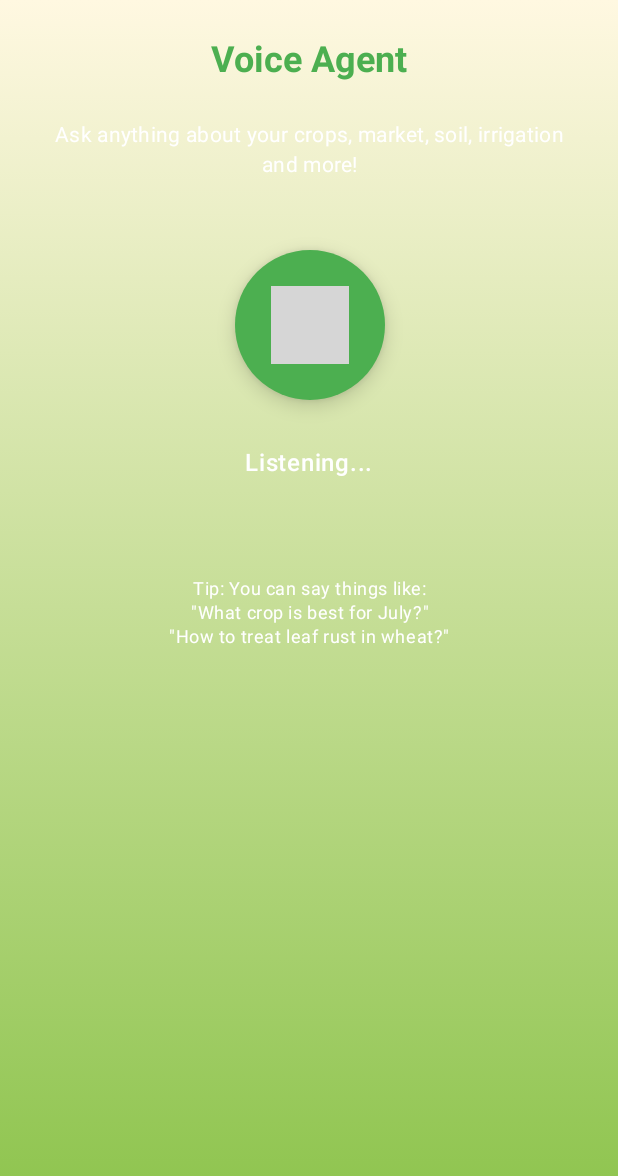
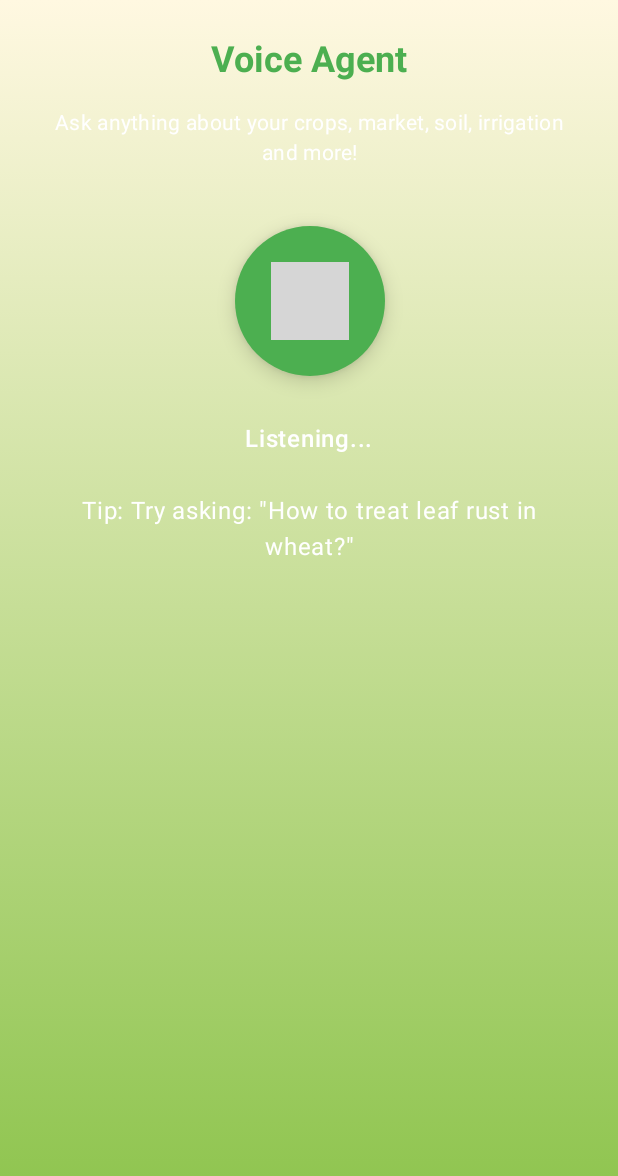
Before and after one commit to Developer-Abhimanyu/Kisan, an Android app built with Jetpack Compose: the VoiceAgentScreen screen opened through its navigation route, after a tap on "Mic", on a phone screen of 412 x 824 dp. Shown: the top 1176 px of the screen. Run offline under Robolectric (Android 15) with nearby library versions, the phone set to English and light mode, and no system bars; our stand-ins replace Dagger/Hilt's generated code; grey boxes are pictures that could not be loaded.

Commit message:
[AV] (BTS-8) Voice agent screen added

```diff
--- a/app/src/main/java/com/agentic/quartet/kisan/presentation/screens/VoiceAgentScreen.kt
+++ b/app/src/main/java/com/agentic/quartet/kisan/presentation/screens/VoiceAgentScreen.kt
@@ -36,15 +36,15 @@ import com.agentic.quartet.kisan.utils.SpeechRecognizerHelper
 import java.io.File
 import java.io.FileOutputStream
 import java.util.*
-import android.Manifest
 import android.content.Intent
 import android.content.pm.PackageManager
-import android.graphics.Color as AndroidColor
 import android.os.Build
+import androidx.annotation.RequiresApi
 import androidx.core.content.ContextCompat
 import androidx.core.content.FileProvider
 import com.agentic.quartet.kisan.data.remote.GeminiApiService
 
+@RequiresApi(Build.VERSION_CODES.VANILLA_ICE_CREAM)
 @Composable
 fun VoiceAgentScreen(onBack: () -> Unit) {
     val context = LocalContext.current
@@ -57,16 +57,14 @@ fun VoiceAgentScreen(onBack: () -> Unit) {
     val history = remember { mutableStateListOf<Pair<String, String>>() }
     var latestPdfFile by remember { mutableStateOf<File?>(null) }
 
-    val geminiApi = remember { GeminiApiService(apiKey = "AIzaSyBqs-vJieMml-dXi9O0hA_NVFlsGGbfoNU") }
+    val geminiApi = remember { GeminiApiService(apiKey = "") }
 
     val tts = remember {
         TextToSpeech(context) { status ->
             if (status != TextToSpeech.SUCCESS) {
                 Toast.makeText(context, "TTS init failed", Toast.LENGTH_SHORT).show()
             }
-        }.apply {
-            language = Locale.US
-        }
+        }.apply { language = Locale.US }
     }
 
     val speechHelper = remember {
@@ -79,19 +77,12 @@ fun VoiceAgentScreen(onBack: () -> Unit) {
                 aiResponse = ""
                 scope.launch {
                     delay(100)
-                    try {
-                        val response = geminiApi.getPriceAdvice(result)
-                        aiResponse = response
-                        history.add(userQuery to response)
-                        if (history.size > 5) history.removeAt(history.lastIndex)
-                    } catch (e: Exception) {
-                        aiResponse = "⚠️ Failed to get response. Check internet or API key."
-                        e.printStackTrace()
-                    } finally {
+                    aiResponse = geminiApi.getPriceAdvice(result)
+                    history.add(0, userQuery to aiResponse)
+                    if (history.size > 5) history.removeLast()
                     delay(3000)
                     isListening = false
                     isProcessing = false
-                    }
                 }
             },
             onError = {
@@ -120,6 +111,12 @@ fun VoiceAgentScreen(onBack: () -> Unit) {
         }
     )
 
+    fun requestStoragePermission() {
+        if (ContextCompat.checkSelfPermission(context, android.Manifest.permission.READ_MEDIA_IMAGES) != PackageManager.PERMISSION_GRANTED) {
+            storagePermissionLauncher.launch(android.Manifest.permission.READ_MEDIA_IMAGES)
+        }
+    }
+
     val infiniteTransition = rememberInfiniteTransition()
     val micPulse by infiniteTransition.animateFloat(
         initialValue = 1f,
@@ -130,22 +127,6 @@ fun VoiceAgentScreen(onBack: () -> Unit) {
         )
     )
 
-    fun requestStoragePermission() {
-        if (Build.VERSION.SDK_INT >= Build.VERSION_CODES.TIRAMISU) {
-            if (ContextCompat.checkSelfPermission(context, Manifest.permission.READ_MEDIA_IMAGES)
-                != PackageManager.PERMISSION_GRANTED
-            ) {
-                storagePermissionLauncher.launch(Manifest.permission.READ_MEDIA_IMAGES)
-            }
-        } else {
-            if (ContextCompat.checkSelfPermission(context, Manifest.permission.WRITE_EXTERNAL_STORAGE)
-                != PackageManager.PERMISSION_GRANTED
-            ) {
-                storagePermissionLauncher.launch(Manifest.permission.WRITE_EXTERNAL_STORAGE)
-            }
-        }
-    }
-
     AppBackground {
         Column(
             modifier = Modifier
@@ -153,29 +134,16 @@ fun VoiceAgentScreen(onBack: () -> Unit) {
                 .padding(24.dp),
             horizontalAlignment = Alignment.CenterHorizontally
         ) {
-            Text(
-                text = "Voice Agent",
-                style = MaterialTheme.typography.headlineSmall.copy(
-                    fontWeight = FontWeight.Bold,
-                    color = Color(0xFF4CAF50)
-                )
-            )
-
+            Text("Voice Agent", style = MaterialTheme.typography.headlineSmall.copy(fontWeight = FontWeight.Bold, color = Color(0xFF4CAF50)))
+            Spacer(modifier = Modifier.height(16.dp))
+            Text("Ask anything about your crops, market, soil, irrigation and more!", style = MaterialTheme.typography.bodyMedium.copy(color = Color.White), textAlign = TextAlign.Center)
             Spacer(modifier = Modifier.height(24.dp))
-
-            Text(
-                text = "Ask anything about your crops, market, soil, irrigation and more!",
-                style = MaterialTheme.typography.bodyMedium.copy(color = Color.White),
-                textAlign = TextAlign.Center
-            )
-
-            Spacer(modifier = Modifier.height(32.dp))
 
             Box(
                 modifier = Modifier
                     .size(120.dp * if (isListening) micPulse else 1f)
                     .clickable(enabled = !isProcessing) {
-                        micPermissionLauncher.launch(Manifest.permission.RECORD_AUDIO)
+                        micPermissionLauncher.launch(android.Manifest.permission.RECORD_AUDIO)
                     },
                 contentAlignment = Alignment.Center
             ) {
@@ -186,29 +154,17 @@ fun VoiceAgentScreen(onBack: () -> Unit) {
                     shadowElevation = 8.dp,
                     modifier = Modifier.size(100.dp)
                 ) {
-                    Icon(
-                        painterResource(R.drawable.ic_mic),
-                        contentDescription = "Mic",
-                        tint = Color.White,
-                        modifier = Modifier.padding(24.dp)
-                    )
+                    Icon(painterResource(R.drawable.ic_mic), contentDescription = "Mic", tint = Color.White, modifier = Modifier.padding(24.dp))
                 }
             }
 
             Spacer(modifier = Modifier.height(16.dp))
 
-            if (isListening) {
-                Text("Listening...", color = Color.White, fontWeight = FontWeight.Medium)
-            }
-
-            Spacer(modifier = Modifier.height(32.dp))
-
-            AnimatedVisibility(visible = isProcessing, enter = fadeIn(), exit = fadeOut()) {
-                Column(horizontalAlignment = Alignment.CenterHorizontally) {
+            if (isListening) Text("Listening...", color = Color.White, fontWeight = FontWeight.Medium)
+            if (isProcessing) {
+                Spacer(modifier = Modifier.height(16.dp))
                 CircularProgressIndicator(color = Color.White)
-                    Spacer(modifier = Modifier.height(8.dp))
-                    Text("Processing your query...", color = Color.White, fontSize = 14.sp)
-                }
+                Text("Processing your query...", color = Color.White)
             }
 
             AnimatedVisibility(
@@ -218,49 +174,34 @@ fun VoiceAgentScreen(onBack: () -> Unit) {
                 Card(
                     shape = RoundedCornerShape(16.dp),
                     colors = CardDefaults.cardColors(containerColor = Color(0xFFC8E6C9)),
-                    modifier = Modifier
-                        .fillMaxWidth()
-                        .padding(top = 16.dp)
+                    modifier = Modifier.fillMaxWidth()
                 ) {
                     Column(modifier = Modifier.padding(16.dp)) {
                         Text("🤖 Gemini Response", fontWeight = FontWeight.Bold, color = Color(0xFF2E7D32))
                         Spacer(modifier = Modifier.height(8.dp))
                         Text(aiResponse, color = Color(0xFF2E7D32))
                         Spacer(modifier = Modifier.height(12.dp))
-                        Button(
-                            onClick = { tts.speak(aiResponse, TextToSpeech.QUEUE_FLUSH, null, null) },
-                            colors = ButtonDefaults.buttonColors(containerColor = Color(0xFF2E7D32))
-                        ) {
+                        Button(onClick = { tts.speak(aiResponse, TextToSpeech.QUEUE_FLUSH, null, null) }, colors = ButtonDefaults.buttonColors(containerColor = Color(0xFF2E7D32))) {
                             Text("🔊 Play Response", color = Color.White)
                         }
                         Spacer(modifier = Modifier.height(8.dp))
-                        Button(
-                            onClick = {
+                        Button(onClick = {
                             requestStoragePermission()
                             latestPdfFile = exportAsPdf(context, aiResponse)
-                            },
-                            colors = ButtonDefaults.buttonColors(containerColor = Color(0xFF388E3C))
-                        ) {
+                        }, colors = ButtonDefaults.buttonColors(containerColor = Color(0xFF388E3C))) {
                             Text("⬇️ Download as PDF", color = Color.White)
                         }
                         latestPdfFile?.let { file ->
                             Spacer(modifier = Modifier.height(8.dp))
-                            Button(
-                                onClick = {
-                                    val uri = FileProvider.getUriForFile(
-                                        context,
-                                        "${context.packageName}.provider",
-                                        file
-                                    )
+                            Button(onClick = {
+                                val uri = FileProvider.getUriForFile(context, "${context.packageName}.provider", file)
                                 val intent = Intent(Intent.ACTION_SEND).apply {
                                     type = "application/pdf"
                                     putExtra(Intent.EXTRA_STREAM, uri)
                                     addFlags(Intent.FLAG_GRANT_READ_URI_PERMISSION)
                                 }
                                 context.startActivity(Intent.createChooser(intent, "Share PDF"))
-                                },
-                                colors = ButtonDefaults.buttonColors(containerColor = Color(0xFF4CAF50))
-                            ) {
+                            }, colors = ButtonDefaults.buttonColors(containerColor = Color(0xFF4CAF50))) {
                                 Text("📤 Share PDF", color = Color.White)
                             }
                         }
@@ -274,9 +215,7 @@ fun VoiceAgentScreen(onBack: () -> Unit) {
                 history.take(5).forEach { (q, r) ->
                     Card(
                         shape = RoundedCornerShape(12.dp),
-                        modifier = Modifier
-                            .fillMaxWidth()
-                            .padding(vertical = 4.dp),
+                        modifier = Modifier.fillMaxWidth().padding(vertical = 4.dp),
                         colors = CardDefaults.cardColors(containerColor = Color(0xFFF1F8E9))
                     ) {
                         Column(modifier = Modifier.padding(12.dp)) {
@@ -287,13 +226,9 @@ fun VoiceAgentScreen(onBack: () -> Unit) {
                 }
             }
 
-            Spacer(modifier = Modifier.height(32.dp))
+            Spacer(modifier = Modifier.height(24.dp))
 
-            Text(
-                text = "Tip: You can say things like:\n\"What crop is best for July?\"\n\"How to treat leaf rust in wheat?\"",
-                style = MaterialTheme.typography.bodySmall.copy(color = Color.White),
-                textAlign = TextAlign.Center
-            )
+            Text("Tip: Try asking: \"How to treat leaf rust in wheat?\"", color = Color.White, textAlign = TextAlign.Center)
         }
     }
 }
@@ -305,7 +240,7 @@ fun exportAsPdf(context: Context, content: String): File {
     val canvas = page.canvas
     val paint = android.graphics.Paint().apply {
         textSize = 14f
-        color = AndroidColor.BLACK
+        color = android.graphics.Color.BLACK
     }
     canvas.drawText("Gemini AI Response:", 10f, 25f, paint)
     canvas.drawText(content, 10f, 60f, paint)
```
Lines whose indentation alone changed are shown as unchanged.
